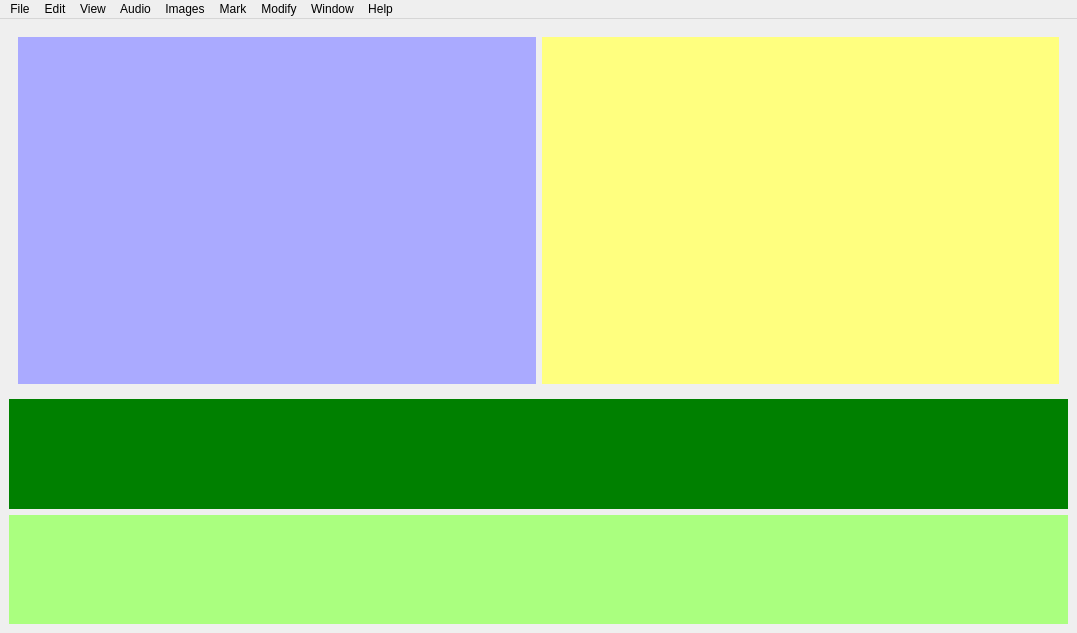
Old version of the form src/gui/videoeditor.ui in the repository vrushank-agrawal/CSE201-VCREST-.
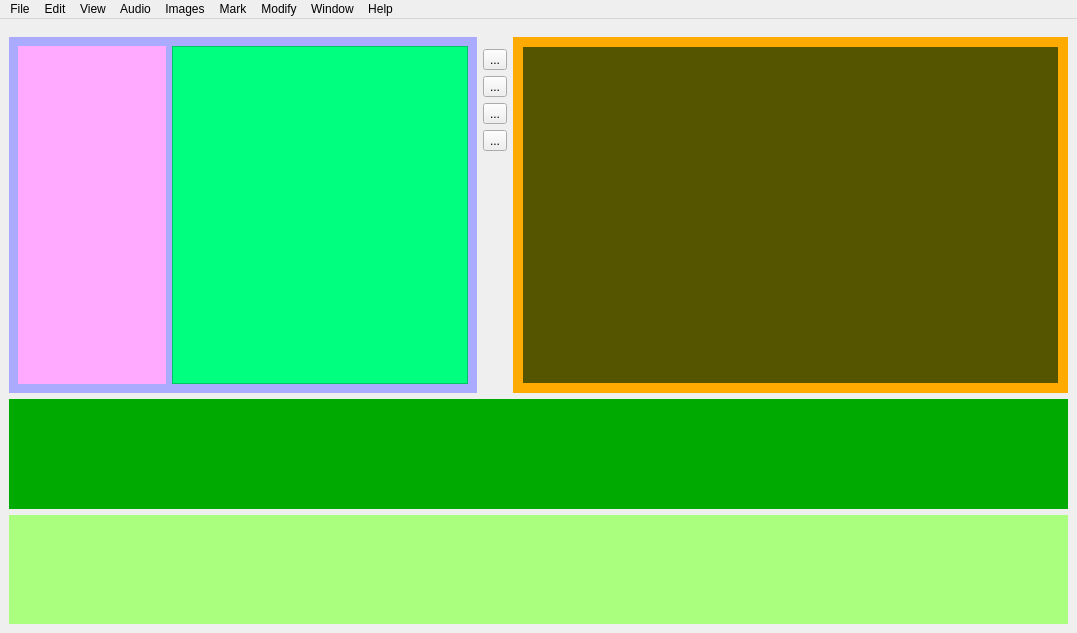
New version of the form. Icons and pictures are not drawn.

Commit message: added structure and image toolbar

Patch:
```diff
--- a/src/gui/videoeditor.ui
+++ b/src/gui/videoeditor.ui
@@ -10,10 +10,25 @@
     <height>633</height>
    </rect>
   </property>
+  <property name="sizePolicy">
+   <sizepolicy hsizetype="Minimum" vsizetype="Preferred">
+    <horstretch>0</horstretch>
+    <verstretch>0</verstretch>
+   </sizepolicy>
+  </property>
   <property name="windowTitle">
    <string>VideoEditor</string>
   </property>
+  <property name="autoFillBackground">
+   <bool>true</bool>
+  </property>
+  <property name="styleSheet">
+   <string notr="true">QToolTip { color: #000000; background-color: #ffffff; border: 0px; }</string>
+  </property>
   <widget class="QWidget" name="centralwidget">
+   <property name="styleSheet">
+    <string notr="true">QToolTip { color: #000000; background-color: #ffffff; border: 0px; }</string>
+   </property>
    <layout class="QVBoxLayout" name="verticalLayout_5">
     <item>
      <widget class="QWidget" name="imgEditor" native="true">
@@ -24,30 +39,242 @@
        </sizepolicy>
       </property>
       <layout class="QHBoxLayout" name="horizontalLayout_5" stretch="0,0">
+       <property name="leftMargin">
+        <number>0</number>
+       </property>
+       <property name="rightMargin">
+        <number>0</number>
+       </property>
+       <property name="bottomMargin">
+        <number>0</number>
+       </property>
        <item>
         <widget class="QWidget" name="imgThumbnail" native="true">
          <property name="sizePolicy">
           <sizepolicy hsizetype="Preferred" vsizetype="Preferred">
-           <horstretch>0</horstretch>
-           <verstretch>20</verstretch>
+           <horstretch>12</horstretch>
+           <verstretch>0</verstretch>
           </sizepolicy>
          </property>
          <property name="styleSheet">
           <string notr="true">background: rgb(0, 85, 0)rgb(170, 170, 255)</string>
          </property>
+         <layout class="QHBoxLayout" name="horizontalLayout">
+          <item>
+           <widget class="QWidget" name="audioList" native="true">
+            <property name="sizePolicy">
+             <sizepolicy hsizetype="Preferred" vsizetype="Preferred">
+              <horstretch>5</horstretch>
+              <verstretch>0</verstretch>
+             </sizepolicy>
+            </property>
+            <property name="styleSheet">
+             <string notr="true">background: rgb(85, 255, 255)rgb(255, 170, 255)</string>
+            </property>
+            <layout class="QGridLayout" name="gridLayout"/>
+           </widget>
+          </item>
+          <item>
+           <widget class="QListView" name="imgList">
+            <property name="sizePolicy">
+             <sizepolicy hsizetype="Expanding" vsizetype="Expanding">
+              <horstretch>10</horstretch>
+              <verstretch>0</verstretch>
+             </sizepolicy>
+            </property>
+            <property name="styleSheet">
+             <string notr="true">background: rgb(0, 255, 127)</string>
+            </property>
+           </widget>
+          </item>
+         </layout>
         </widget>
        </item>
        <item>
         <widget class="QWidget" name="imgPreview" native="true">
          <property name="sizePolicy">
-          <sizepolicy hsizetype="Preferred" vsizetype="Preferred">
-           <horstretch>0</horstretch>
+          <sizepolicy hsizetype="Minimum" vsizetype="Preferred">
+           <horstretch>15</horstretch>
            <verstretch>20</verstretch>
           </sizepolicy>
          </property>
          <property name="styleSheet">
-          <string notr="true">background: rgb(255, 255, 127)</string>
+          <string notr="true">background: rgb(255, 255, 127);
+QToolTip { color: #000000; background-color: #ffffff; border: 0px; }</string>
          </property>
+         <layout class="QHBoxLayout" name="horizontalLayout_2">
+          <property name="spacing">
+           <number>0</number>
+          </property>
+          <property name="leftMargin">
+           <number>0</number>
+          </property>
+          <property name="topMargin">
+           <number>0</number>
+          </property>
+          <property name="rightMargin">
+           <number>0</number>
+          </property>
+          <property name="bottomMargin">
+           <number>0</number>
+          </property>
+          <item>
+           <widget class="QWidget" name="imgToolbar" native="true">
+            <property name="sizePolicy">
+             <sizepolicy hsizetype="Maximum" vsizetype="Preferred">
+              <horstretch>2</horstretch>
+              <verstretch>10</verstretch>
+             </sizepolicy>
+            </property>
+            <property name="maximumSize">
+             <size>
+              <width>30</width>
+              <height>16777215</height>
+             </size>
+            </property>
+            <property name="styleSheet">
+             <string notr="true">background: red;
+QToolTip { color: #000000; background-color: #ffffff; border: 0px; }</string>
+            </property>
+            <layout class="QVBoxLayout" name="verticalLayout" stretch="2,0,0,0,0">
+             <property name="leftMargin">
+              <number>0</number>
+             </property>
+             <property name="topMargin">
+              <number>12</number>
+             </property>
+             <property name="rightMargin">
+              <number>0</number>
+             </property>
+             <property name="bottomMargin">
+              <number>0</number>
+             </property>
+             <item>
+              <widget class="QToolButton" name="blurButton">
+               <property name="toolTip">
+                <string comment="blur the image" extracomment="ahihi">blur</string>
+               </property>
+               <property name="styleSheet">
+                <string notr="true">QToolTip { color: #000000; background-color: #ffffff; border: 0px; }</string>
+               </property>
+               <property name="text">
+                <string>...</string>
+               </property>
+               <property name="icon">
+                <iconset>
+                 <normaloff>../../../../../Downloads/blur.png</normaloff>../../../../../Downloads/blur.png</iconset>
+               </property>
+               <property name="iconSize">
+                <size>
+                 <width>30</width>
+                 <height>25</height>
+                </size>
+               </property>
+              </widget>
+             </item>
+             <item>
+              <widget class="QToolButton" name="cropButton">
+               <property name="toolTip">
+                <string>crop</string>
+               </property>
+               <property name="styleSheet">
+                <string notr="true">QToolTip { color: #000000; background-color: #ffffff; border: 0px; }</string>
+               </property>
+               <property name="text">
+                <string>...</string>
+               </property>
+               <property name="icon">
+                <iconset>
+                 <normaloff>../../../../../Downloads/crop.png</normaloff>../../../../../Downloads/crop.png</iconset>
+               </property>
+               <property name="iconSize">
+                <size>
+                 <width>22</width>
+                 <height>30</height>
+                </size>
+               </property>
+              </widget>
+             </item>
+             <item>
+              <widget class="QToolButton" name="zoomButton">
+               <property name="toolTip">
+                <string>zoom</string>
+               </property>
+               <property name="styleSheet">
+                <string notr="true">QToolTip { color: #000000; background-color: #ffffff; border: 0px; }</string>
+               </property>
+               <property name="text">
+                <string>...</string>
+               </property>
+               <property name="icon">
+                <iconset>
+                 <normaloff>../../../../../Downloads/loupe.png</normaloff>../../../../../Downloads/loupe.png</iconset>
+               </property>
+               <property name="iconSize">
+                <size>
+                 <width>22</width>
+                 <height>30</height>
+                </size>
+               </property>
+              </widget>
+             </item>
+             <item>
+              <widget class="QToolButton" name="toolButton">
+               <property name="text">
+                <string>...</string>
+               </property>
+               <property name="iconSize">
+                <size>
+                 <width>20</width>
+                 <height>20</height>
+                </size>
+               </property>
+              </widget>
+             </item>
+             <item>
+              <widget class="QWidget" name="padding" native="true"/>
+             </item>
+            </layout>
+           </widget>
+          </item>
+          <item>
+           <widget class="QWidget" name="container" native="true">
+            <property name="sizePolicy">
+             <sizepolicy hsizetype="Preferred" vsizetype="Preferred">
+              <horstretch>2</horstretch>
+              <verstretch>0</verstretch>
+             </sizepolicy>
+            </property>
+            <property name="styleSheet">
+             <string notr="true">background: rgb(255, 170, 0)</string>
+            </property>
+            <layout class="QVBoxLayout" name="verticalLayout_3" stretch="0">
+             <property name="spacing">
+              <number>0</number>
+             </property>
+             <property name="leftMargin">
+              <number>10</number>
+             </property>
+             <property name="topMargin">
+              <number>10</number>
+             </property>
+             <property name="rightMargin">
+              <number>10</number>
+             </property>
+             <property name="bottomMargin">
+              <number>10</number>
+             </property>
+             <item>
+              <widget class="QWidget" name="preview" native="true">
+               <property name="styleSheet">
+                <string notr="true">background: rgb(85, 85, 0)</string>
+               </property>
+              </widget>
+             </item>
+            </layout>
+           </widget>
+          </item>
+         </layout>
         </widget>
        </item>
       </layout>
@@ -62,7 +289,7 @@
        </sizepolicy>
       </property>
       <property name="styleSheet">
-       <string notr="true">background: green</string>
+       <string notr="true">background: rgb(0, 170, 0)</string>
       </property>
      </widget>
     </item>
```
The commit also changes 1 other file.
